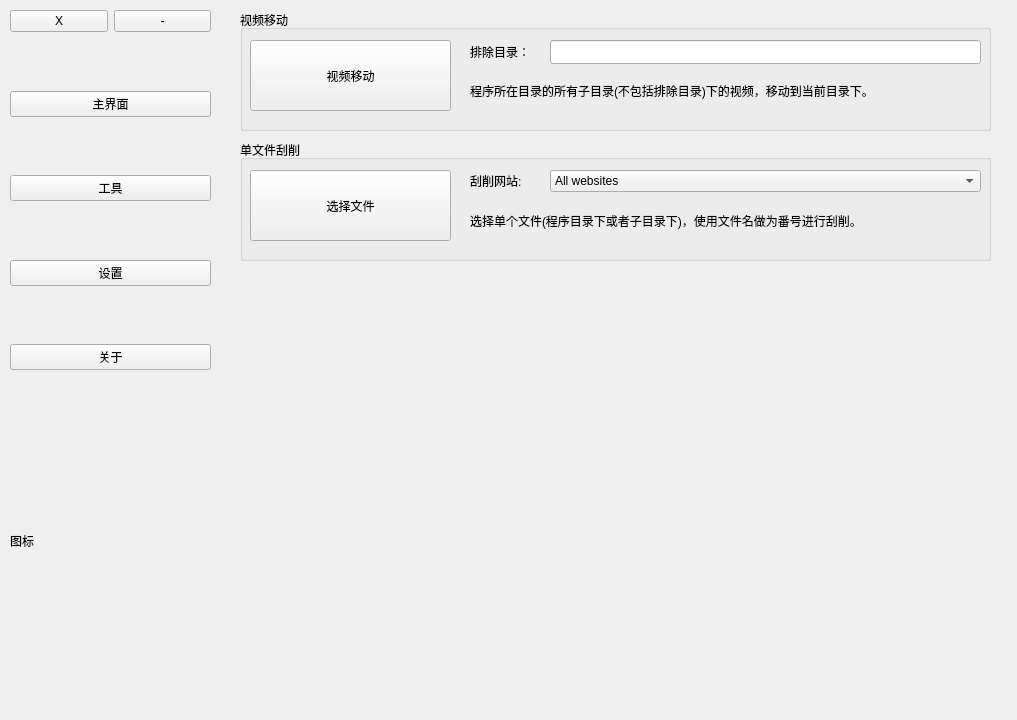
First picture: the form in AVDC.ui, repository kejizhihui/av-profile-photo, before the edit.
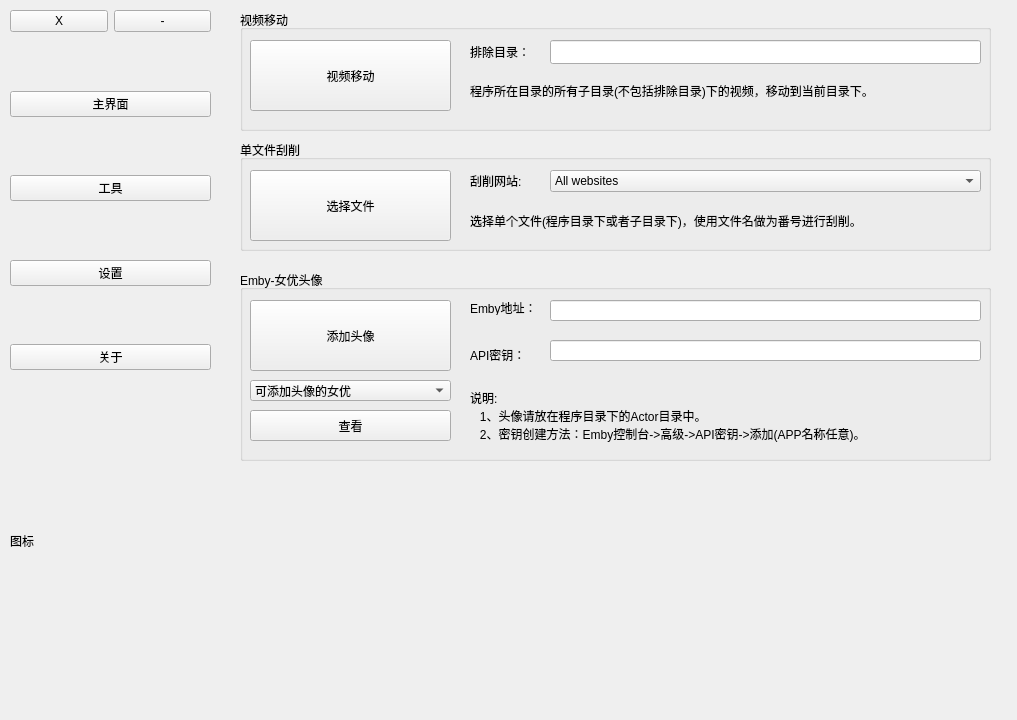
Second picture: the form after the edit.

What changed in the file:
```diff
--- a/AVDC.ui
+++ b/AVDC.ui
@@ -150,7 +150,7 @@
         <x>10</x>
         <y>140</y>
         <width>751</width>
-        <height>121</height>
+        <height>111</height>
        </rect>
       </property>
       <property name="title">
@@ -241,6 +241,136 @@
        </property>
       </widget>
      </widget>
+     <widget class="QGroupBox" name="groupBox_12">
+      <property name="geometry">
+       <rect>
+        <x>10</x>
+        <y>270</y>
+        <width>751</width>
+        <height>191</height>
+       </rect>
+      </property>
+      <property name="title">
+       <string>Emby-女优头像</string>
+      </property>
+      <widget class="QPushButton" name="pushButton_add_actor_pic">
+       <property name="geometry">
+        <rect>
+         <x>10</x>
+         <y>30</y>
+         <width>201</width>
+         <height>71</height>
+        </rect>
+       </property>
+       <property name="text">
+        <string>添加头像</string>
+       </property>
+      </widget>
+      <widget class="QLineEdit" name="lineEdit_emby_url">
+       <property name="geometry">
+        <rect>
+         <x>310</x>
+         <y>30</y>
+         <width>431</width>
+         <height>21</height>
+        </rect>
+       </property>
+      </widget>
+      <widget class="QLabel" name="label_3">
+       <property name="geometry">
+        <rect>
+         <x>230</x>
+         <y>30</y>
+         <width>72</width>
+         <height>15</height>
+        </rect>
+       </property>
+       <property name="text">
+        <string>Emby地址：</string>
+       </property>
+      </widget>
+      <widget class="QLabel" name="label_4">
+       <property name="geometry">
+        <rect>
+         <x>230</x>
+         <y>74</y>
+         <width>72</width>
+         <height>21</height>
+        </rect>
+       </property>
+       <property name="text">
+        <string>API密钥：</string>
+       </property>
+      </widget>
+      <widget class="QLineEdit" name="lineEdit_api_key">
+       <property name="geometry">
+        <rect>
+         <x>310</x>
+         <y>70</y>
+         <width>431</width>
+         <height>21</height>
+        </rect>
+       </property>
+      </widget>
+      <widget class="QLabel" name="label_5">
+       <property name="geometry">
+        <rect>
+         <x>230</x>
+         <y>110</y>
+         <width>511</width>
+         <height>71</height>
+        </rect>
+       </property>
+       <property name="text">
+        <string>说明:
+   1、头像请放在程序目录下的Actor目录中。
+   2、密钥创建方法：Emby控制台-&gt;高级-&gt;API密钥-&gt;添加(APP名称任意)。</string>
+       </property>
+      </widget>
+      <widget class="QPushButton" name="pushButton_show_pic_actor">
+       <property name="geometry">
+        <rect>
+         <x>10</x>
+         <y>140</y>
+         <width>201</width>
+         <height>31</height>
+        </rect>
+       </property>
+       <property name="text">
+        <string>查看</string>
+       </property>
+      </widget>
+      <widget class="QComboBox" name="comboBox_pic_actor">
+       <property name="geometry">
+        <rect>
+         <x>10</x>
+         <y>110</y>
+         <width>201</width>
+         <height>21</height>
+        </rect>
+       </property>
+       <item>
+        <property name="text">
+         <string>可添加头像的女优</string>
+        </property>
+       </item>
+       <item>
+        <property name="text">
+         <string>没有头像的女优</string>
+        </property>
+       </item>
+       <item>
+        <property name="text">
+         <string>已有头像的女优</string>
+        </property>
+       </item>
+       <item>
+        <property name="text">
+         <string>所有女优</string>
+        </property>
+       </item>
+      </widget>
+     </widget>
     </widget>
     <widget class="QWidget" name="page_setting">
      <widget class="QPushButton" name="pushButton_save_config">
```
